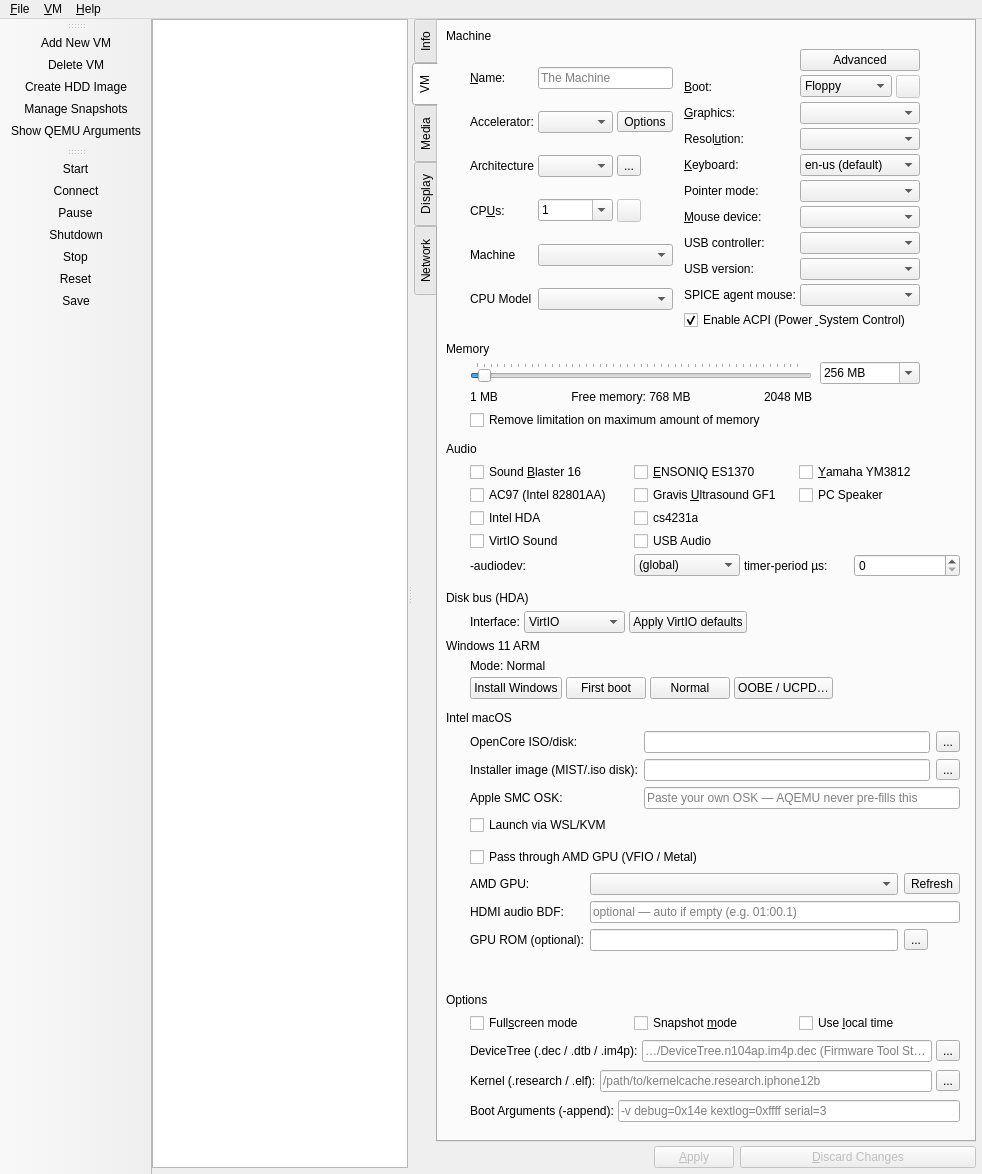
The window that src/Main_Window.ui (chronic8000/aqemu) describes before a commit, drawn with Qt 5.
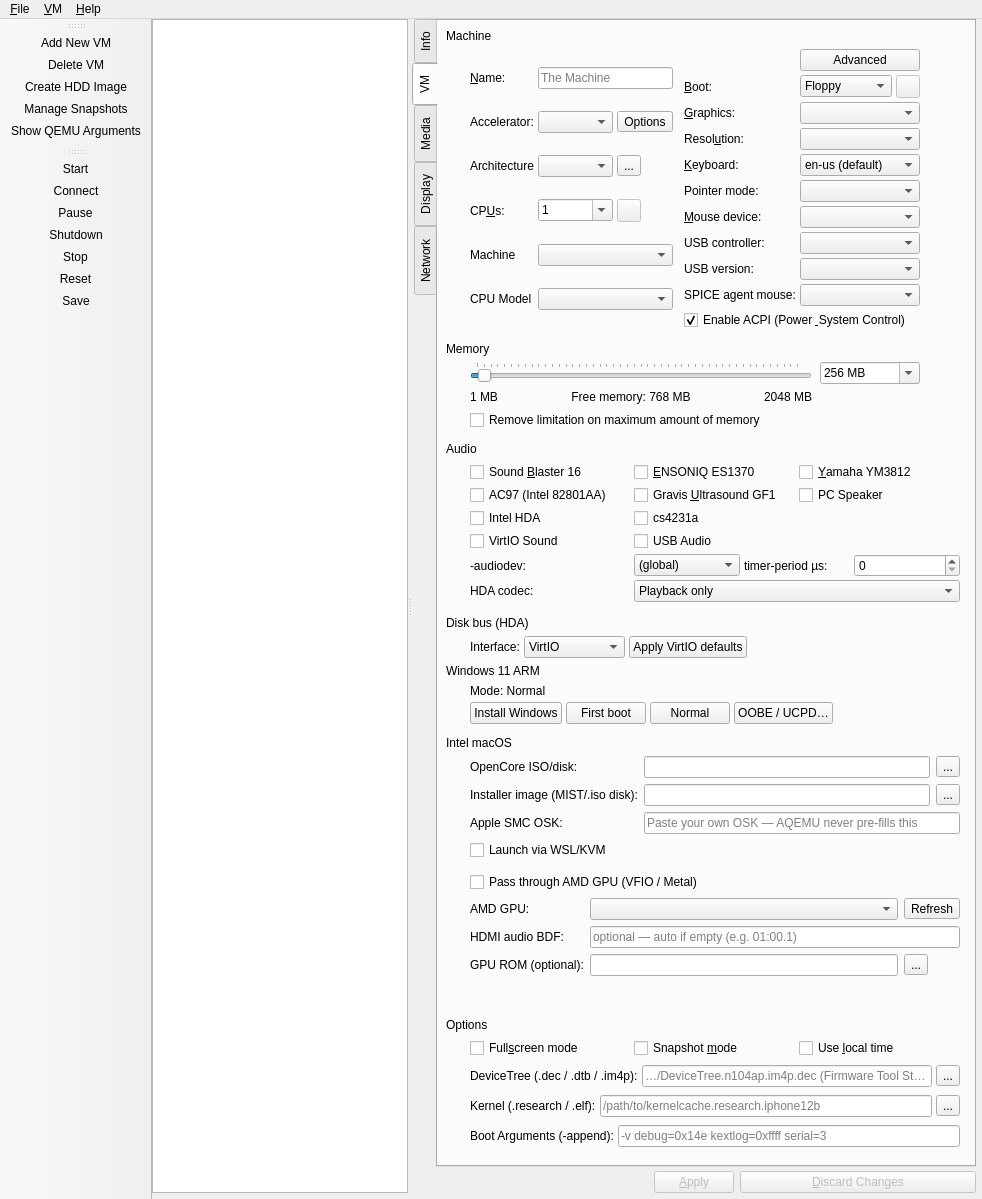
The same window after the commit. Icons and pictures are not drawn. Custom widgets are drawn as their Qt base class.

```diff
--- a/src/Main_Window.ui
+++ b/src/Main_Window.ui
@@ -1592,6 +1592,39 @@
                  </item>
                 </layout>
                </item>
+               <item row="5" column="0">
+                <widget class="QLabel" name="Label_HDA_Codec">
+                 <property name="text">
+                  <string>HDA codec:</string>
+                 </property>
+                </widget>
+               </item>
+               <item row="5" column="1" colspan="2">
+                <layout class="QHBoxLayout" name="HL_HDA_Codec">
+                 <item>
+                  <widget class="QComboBox" name="CB_HDA_Codec">
+                   <property name="toolTip">
+                    <string>Playback only avoids opening a microphone. Playback and microphone uses hda-duplex.</string>
+                   </property>
+                   <item>
+                    <property name="text">
+                     <string>Playback only</string>
+                    </property>
+                   </item>
+                   <item>
+                    <property name="text">
+                     <string>Playback and microphone</string>
+                    </property>
+                   </item>
+                   <item>
+                    <property name="text">
+                     <string>Microphone only</string>
+                    </property>
+                   </item>
+                  </widget>
+                 </item>
+                </layout>
+               </item>
               </layout>
              </widget>
             </item>
```
Left out of the diff: 27 changed lines with no effect on the pictures.
